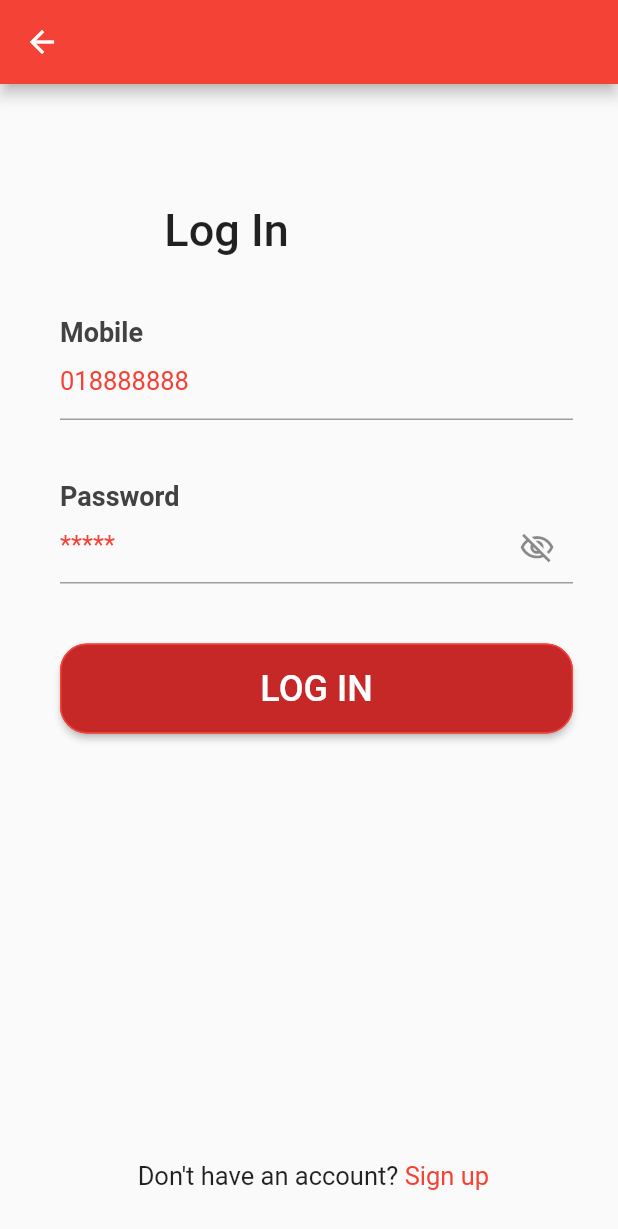
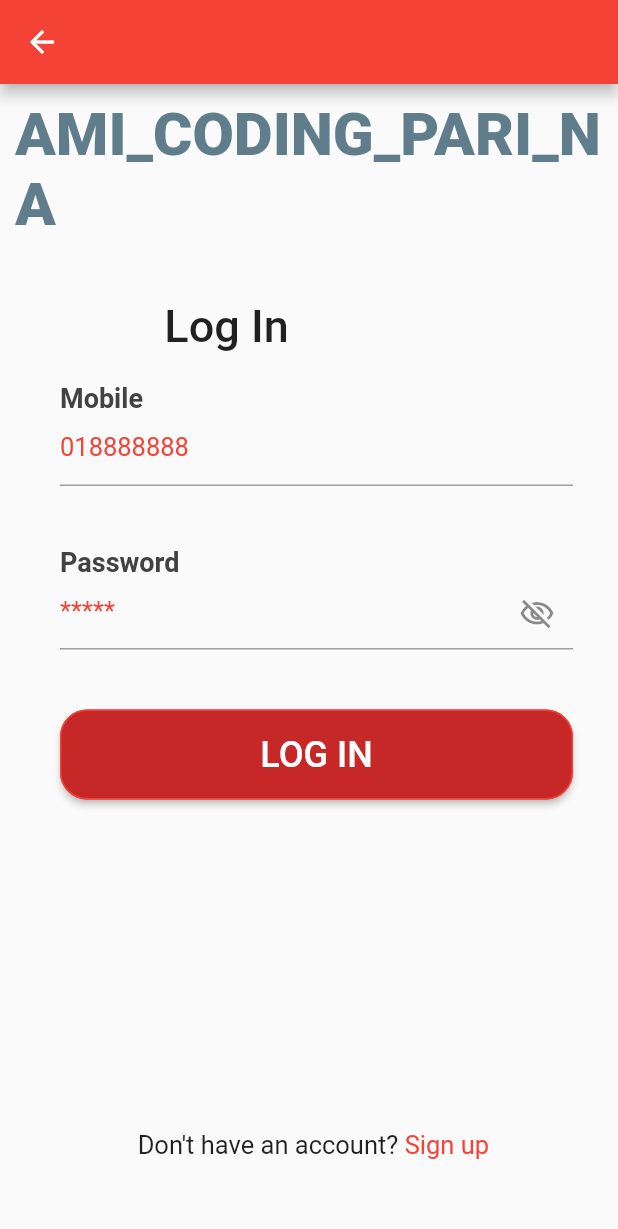
Before and after one commit to samuchakraborty/ami_coding_pari_na, a Flutter app: the screen it shows after launch, after a tap on "SIGN UP", after a tap on "Already have an account?", on a phone screen of 412 x 824 dp. Shown: the top 1229 px of the screen. Run offline on Flutter 3.47's test engine with Material 2 defaults, Android fonts, the phone set to English and light mode, and no system bars; drawn by our look-alikes of animated_text_kit; our stand-ins replace shared_preferences, sqflite; accounts and stored records are empty; Roboto replaces fonts that are missing (Poppins).

Commit message:
add animation, fixed ui

```diff
--- a/lib/pages/DashBoard.dart
+++ b/lib/pages/DashBoard.dart
@@ -43,6 +43,8 @@ class _DashBoardState extends State<DashBoard> {
   @override
   Widget build(BuildContext context) {
    // getData();
+
+
     return Scaffold(
       drawer: UserDrawer(
         userMobile: mobile,
--- a/lib/pages/KhojTheSearch/khojTheSearch.dart
+++ b/lib/pages/KhojTheSearch/khojTheSearch.dart
@@ -50,14 +50,16 @@ class _KhojTheSearchState extends State<KhojTheSearch> {
     });
   }
 
-
-
-  SingleChildScrollView dataTable(List<StoreData> storeData) {
-    return SingleChildScrollView(
-      physics: NeverScrollableScrollPhysics(),
-      scrollDirection: Axis.vertical,
-      child: Container(
+  Widget dataTable(List<StoreData> storeData) {
+    return
+        // SingleChildScrollView(
+        // physics: NeverScrollableScrollPhysics(),
+        // scrollDirection: Axis.vertical,
+        // child:
+        //
+        Container(
       width: MediaQuery.of(context).size.width,
+      margin: EdgeInsets.only(left: 10, right: 10),
       child: DataTable(
         columns: [
           DataColumn(
@@ -73,17 +75,21 @@ class _KhojTheSearchState extends State<KhojTheSearch> {
             label: Text('Timestamp'),
           )
         ],
-          rows: storeData.reversed.map(
+        rows: storeData.reversed
+            .map(
               (element) => DataRow(cells: [
                 DataCell(
                   Text(
                     element.id.toString(),
                   ),
                 ),
-
                 DataCell(
-                    Text(
+                  Container(
+                    width: MediaQuery.of(context).size.width / 4,
+                    child: Text(
                       element.storeValue.toString(),
+                      maxLines: 5,
+                    ),
                   ),
                 ),
                 DataCell(
@@ -92,32 +98,33 @@ class _KhojTheSearchState extends State<KhojTheSearch> {
                   ),
                 ),
                 DataCell(
-
                   Text(
-                          DateFormat("yyyy-MM-dd").add_jm().format(DateTime.parse(element.timestamp.toString())).toString(),
+                    DateFormat("yyyy-MM-dd")
+                        .add_jm()
+                        .format(DateTime.parse(element.timestamp.toString()))
+                        .toString(),
                   ),
                 ),
-
-
               ]),
             )
             .toList(),
       ),
-      ),
     );
+    //,
+    // );
   }
 
   list() {
-    return Expanded(
+    return Container(
       child: FutureBuilder(
         future: listOfStoreData,
-        builder: (context,AsyncSnapshot snapshot) {
+        builder: (context, AsyncSnapshot snapshot) {
           if (snapshot.hasData) {
             return dataTable(snapshot.data);
           }
 
           if (null == snapshot.data || snapshot.data.length == 0) {
-            return Text("No Data Found");
+            return Center(child: Text("No Data Found"));
           }
 
           return CircularProgressIndicator();
@@ -125,7 +132,6 @@ class _KhojTheSearchState extends State<KhojTheSearch> {
       ),
     );
   }
-
 
   @override
   Widget build(BuildContext context) {
@@ -145,9 +151,10 @@ class _KhojTheSearchState extends State<KhojTheSearch> {
           children: [
             Form(
               key: _formKey,
-              child:
-              Container( margin: EdgeInsets.only(top: 80, left: 40, right: 30),
-                child: Column(children: [
+              child: Container(
+                margin: EdgeInsets.only(top: 80, left: 40, right: 30),
+                child: Column(
+                  children: [
                     Container(
                       alignment: Alignment.topCenter,
                       margin: EdgeInsets.only(right: 120),
@@ -203,19 +210,16 @@ class _KhojTheSearchState extends State<KhojTheSearch> {
                       //padding: EdgeInsets.only(left: 10),
                       child: CustomButton(
                         buttonName: 'Khoj ',
-                      onPressed: ()  {
+                        onPressed: () {
                           if (_formKey.currentState!.validate()) {
                             print(searchValue.runtimeType);
                             print(inputValues.runtimeType);
                             FocusScope.of(context).requestFocus(FocusNode());
                             kojFunction(
-                              inputValues: inputValues, searchValue: searchValue);
-
-
-
+                                inputValues: inputValues,
+                                searchValue: searchValue);
 
                             refreshList();
-
                           }
                         },
                       ),
@@ -223,22 +227,18 @@ class _KhojTheSearchState extends State<KhojTheSearch> {
                     SizedBox(
                       height: 30,
                     ),
-                ],),
-              ),),
-
-
-              list(),
-
-
                   ],
                 ),
-
+              ),
+            ),
+            list(),
+          ],
+        ),
       ),
     );
   }
 
   kojFunction({inputValues, searchValue}) async {
-
     List<String> array = inputValues.split(',');
     int value = int.parse(searchValue);
 
@@ -252,15 +252,11 @@ class _KhojTheSearchState extends State<KhojTheSearch> {
       // print('True');
       // print(dataListAsInt.join(','));
 
-
-
-      await   DBHelper().storeData(StoreData(
+      await DBHelper().storeData(StoreData(
           id: int.parse(widget.userId),
           timestamp: DateTime.now().toString(),
           searchByValue: searchValue.toString(),
           storeValue: dataListAsInt.join(',').toString()));
-
-
 
       ScaffoldMessenger.of(context).showSnackBar(
         SnackBar(
@@ -270,7 +266,7 @@ class _KhojTheSearchState extends State<KhojTheSearch> {
       );
     } else {
       print('False');
-      await   DBHelper().storeData(StoreData(
+      await DBHelper().storeData(StoreData(
           id: int.parse(widget.userId),
           timestamp: DateTime.now().toString(),
           searchByValue: searchValue.toString(),
--- a/lib/pages/LoginPage.dart
+++ b/lib/pages/LoginPage.dart
@@ -1,6 +1,7 @@
 import 'package:ami_coding_pari_na/services/DataBaseHelper.dart';
 import 'package:ami_coding_pari_na/widgets/CustomButton.dart';
 import 'package:ami_coding_pari_na/widgets/CustomTextField.dart';
+import 'package:animated_text_kit/animated_text_kit.dart';
 import 'package:flutter/material.dart';
 import 'package:shared_preferences/shared_preferences.dart';
 
@@ -25,8 +26,26 @@ class _LogInState extends State<LogIn> {
       appBar: AppBar(
         title: Text(''),
       ),
-      body: Container(
-          margin: EdgeInsets.only(top: 80, left: 40, right: 30),
+      body: Column(
+
+        children: [
+          Container(
+            margin: EdgeInsets.only(left: 10, right: 10, top: 10),
+            child: AnimatedTextKit(
+              animatedTexts: [
+                TypewriterAnimatedText(
+                  'AMI_CODING_PARI_NA',
+                  textStyle: TextStyle(
+                      fontSize: 40.0,
+                      fontWeight: FontWeight.w900,
+                      color: Colors.blueGrey),
+                  //speed: Duration(microseconds: 10)
+                ),
+              ],
+            ),
+          ),
+          Container(
+              margin: EdgeInsets.only(top: 40, left: 40, right: 30),
               child: Form(
                 key: _formKey,
                 child: Column(
@@ -46,7 +65,7 @@ class _LogInState extends State<LogIn> {
                     ),
 
                     SizedBox(
-                  height: 40,
+                      height: 20,
                     ),
                     CustomTextField(
                       labelName: 'Mobile',
@@ -101,17 +120,16 @@ class _LogInState extends State<LogIn> {
                             if (value != null) {
                               print(value.id);
 
-                          SharedPreferences localStorage = await SharedPreferences.getInstance();
-                          localStorage.setString('token', value.id.toString());
-
-
-
-
+                              SharedPreferences localStorage =
+                                  await SharedPreferences.getInstance();
+                              localStorage.setString(
+                                  'token', value.id.toString());
 
                               FocusScope.of(context).requestFocus(FocusNode());
                               ScaffoldMessenger.of(context).showSnackBar(
                                 SnackBar(
-                              content: Text(" ${value.userName} is successfully login"),
+                                  content: Text(
+                                      " ${value.userName} is successfully login"),
                                   backgroundColor: Colors.green,
                                 ),
                               );
@@ -125,8 +143,6 @@ class _LogInState extends State<LogIn> {
                                   ),
                                 ),
                               );
-
-
                             }
                           }).onError((error, stackTrace) {
                             print('user information not match');
@@ -135,9 +151,10 @@ class _LogInState extends State<LogIn> {
                       },
                     ),
 
-                // SizedBox(height: 40,),
+                    SizedBox(height: 40,),
 
-                Expanded(
+                    SizedBox(
+                      height: 200,
                       child: Align(
                         alignment: FractionalOffset.bottomCenter,
                         child: GestureDetector(
@@ -149,8 +166,8 @@ class _LogInState extends State<LogIn> {
                             children: [
                               Text(
                                 "Don't have an account? ",
-                            style:
-                                TextStyle(fontSize: 17, fontFamily: 'Poppins'),
+                                style: TextStyle(
+                                    fontSize: 17, fontFamily: 'Poppins'),
                               ),
                               Text(
                                 "Sign up ",
@@ -170,6 +187,8 @@ class _LogInState extends State<LogIn> {
                   ],
                 ),
               )),
+        ],
+      ),
     );
   }
 }
--- a/lib/pages/SignUp.dart
+++ b/lib/pages/SignUp.dart
@@ -3,6 +3,7 @@ import 'package:ami_coding_pari_na/pages/DashBoard.dart';
 import 'package:ami_coding_pari_na/services/DataBaseHelper.dart';
 import 'package:ami_coding_pari_na/widgets/CustomButton.dart';
 import 'package:ami_coding_pari_na/widgets/CustomTextField.dart';
+import 'package:animated_text_kit/animated_text_kit.dart';
 import 'package:flutter/cupertino.dart';
 import 'package:flutter/material.dart';
 import 'package:shared_preferences/shared_preferences.dart';
@@ -37,12 +38,34 @@ class _SignUpState extends State<SignUp> {
       appBar: AppBar(
         title: Text(''),
       ),
-      body: Container(
-        margin: EdgeInsets.only(top: 80, left: 40, right: 30),
+      body: ListView(
+        shrinkWrap: true,
+        children: [
+          Container(
+            margin: EdgeInsets.only(left: 10,right: 10, top: 10),
+            child: AnimatedTextKit(
+              animatedTexts: [
+                TypewriterAnimatedText(
+                  'AMI_CODING_PARI_NA',
+                  textStyle: TextStyle(
+                      fontSize: 40.0,
+                      fontWeight: FontWeight.w900,
+                      color: Colors.blueGrey),
+                //speed: Duration(microseconds: 10)
+
+                ),
+              ],),
+          ),
+          Container(
+            margin: EdgeInsets.only(top: 10, left: 40, right: 30),
             child: Form(
               key: _formKey,
-          child: ListView(
+              child: Column(
+
                 children: [
+
+
+
                   Container(
                     alignment: Alignment.topCenter,
                     margin: EdgeInsets.only(right: 120),
@@ -186,6 +209,8 @@ class _SignUpState extends State<SignUp> {
               ),
             ),
           ),
+        ],
+      ),
     );
   }
 }
--- a/pubspec.yaml
+++ b/pubspec.yaml
@@ -16,6 +16,7 @@ dependencies:
   path_provider: ^2.0.2
   intl: ^0.17.0
   shared_preferences: ^2.0.6
+  animated_text_kit: ^4.2.1
 
 
 dev_dependencies:
```
Also changed, not shown: pubspec.lock, 1 other file. Lines whose indentation alone changed are shown as unchanged.
